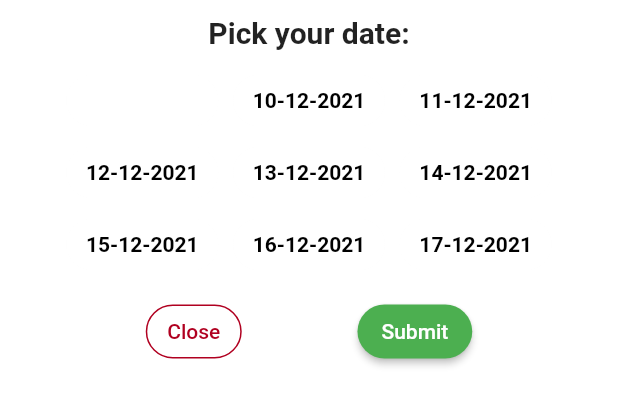
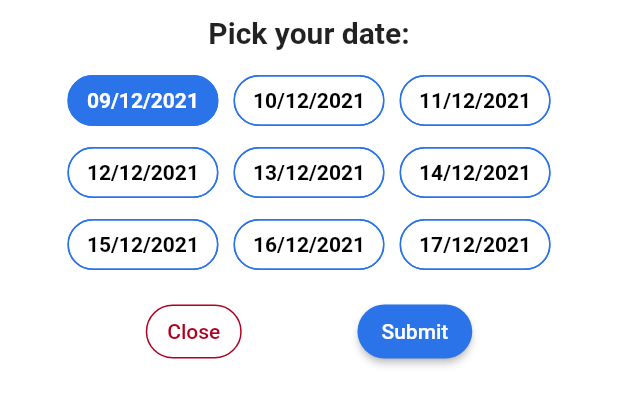
Before and after one commit to hoangpm6814/One-On-One-Learning, a Flutter app: the PickScheduleBottom widget shown alone on an empty page, opened directly, on a phone screen of 412 x 824 dp. Shown: the top 405 px of the screen. Run offline on Flutter 3.47's test engine with Material 2 defaults, Android fonts, the phone set to English and light mode, and no system bars; our stand-ins replace flutter_svg; generated files the repository leaves out were written again; network calls fail.

```diff
--- a/lib/models/theme_provider.dart
+++ b/lib/models/theme_provider.dart
@@ -25,6 +25,7 @@ class MyThemes {
     primaryColor: Colors.black,
     colorScheme: ColorScheme.dark(),
     disabledColor: Colors.white,
+    // buttonColor: Colors.black,
     // iconTheme: IconThemeData(color: Colors.purple.shade200, opacity: 0.8),
   );
 
@@ -33,6 +34,7 @@ class MyThemes {
     primaryColor: Colors.white,
     colorScheme: ColorScheme.light(),
     disabledColor: Colors.white,
+    // buttonColor: Colors.white,
     // iconTheme: IconThemeData(color: Colors.red, opacity: 0.8),
   );
 }
--- a/lib/screens/TutorDetail/local_widgets/pick_schedule_bottom.dart
+++ b/lib/screens/TutorDetail/local_widgets/pick_schedule_bottom.dart
@@ -63,7 +63,7 @@ class _PickScheduleBottomState extends State<PickScheduleBottom> {
           ElevatedButton(
             style: ElevatedButton.styleFrom(
               shape: StadiumBorder(),
-              primary: Colors.green,
+              primary: kPrimaryColor,
             ),
             onPressed: () => setState(() {
               if (num >= requestTitle.length - 1) {
@@ -179,8 +179,7 @@ class _PickScheduleBottomState extends State<PickScheduleBottom> {
   Widget buildChipDate(int option, BuildContext context) {
     final isSelected = selectedDateDiff == option;
     final foregroundColor = isSelected ? Colors.white : Colors.black;
-    final backgroundColor =
-        isSelected ? Theme.of(context).primaryColor : Colors.white;
+    final backgroundColor = isSelected ? kPrimaryColor : Colors.white;
     return GestureDetector(
       onTap: () => setState(() {
         selectedDateDiff = option;
@@ -188,7 +187,7 @@ class _PickScheduleBottomState extends State<PickScheduleBottom> {
       child: Chip(
         shape: StadiumBorder(
           side: BorderSide(
-            color: Theme.of(context).primaryColor,
+            color: kPrimaryColor,
           ),
         ),
         label: Text(
@@ -207,8 +206,7 @@ class _PickScheduleBottomState extends State<PickScheduleBottom> {
   Widget buildChipShift(int option, BuildContext context) {
     final isSelected = selectedShift == option;
     final foregroundColor = isSelected ? Colors.white : Colors.black;
-    final backgroundColor =
-        isSelected ? Theme.of(context).primaryColor : Colors.white;
+    final backgroundColor = isSelected ? kPrimaryColor : Colors.white;
     return GestureDetector(
       onTap: () => setState(() {
         selectedShift = option;
@@ -217,7 +215,7 @@ class _PickScheduleBottomState extends State<PickScheduleBottom> {
         padding: const EdgeInsets.symmetric(vertical: 10, horizontal: 20),
         shape: StadiumBorder(
           side: BorderSide(
-            color: Theme.of(context).primaryColor,
+            color: kPrimaryColor,
           ),
         ),
         label: Text(
@@ -235,7 +233,7 @@ class _PickScheduleBottomState extends State<PickScheduleBottom> {
 
   String getStringDateFromDateDiff(int datediff) {
     final DateTime now = DateTime.now();
-    return DateFormat("dd-MM-yyyy").format(now.add(Duration(days: datediff)));
+    return DateFormat("dd/MM/yyyy").format(now.add(Duration(days: datediff)));
   }
 
   String getStringShiftFromShift(int shift) {
@@ -262,7 +260,7 @@ class _PickScheduleBottomState extends State<PickScheduleBottom> {
     return Container(
       margin: EdgeInsets.fromLTRB(20, 10, 20, 30),
       // height: 400,
-      color: Colors.white,
+      // color: Colors.white,
       child: Column(
         mainAxisSize: MainAxisSize.min,
         crossAxisAlignment: CrossAxisAlignment.center,
```
Also changed, not shown: lib/screens/TutorDetail/tutor_detail_screen.dart (+9 -1 lines).
